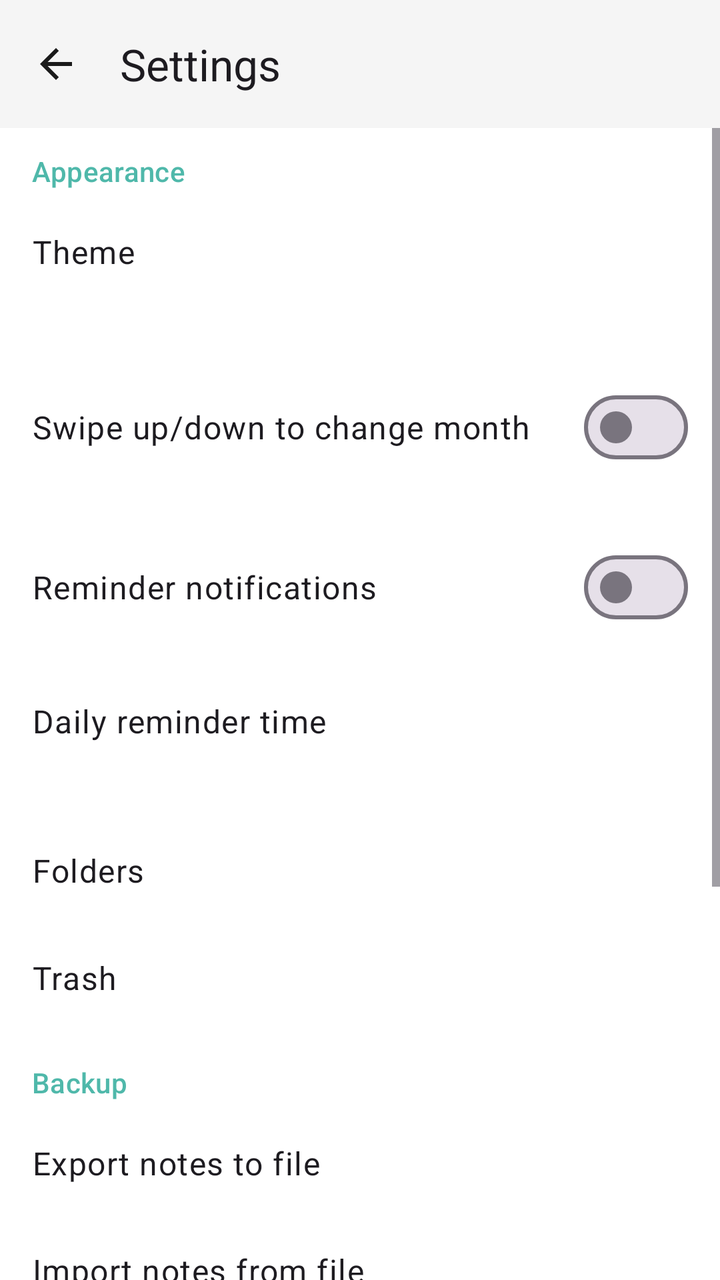
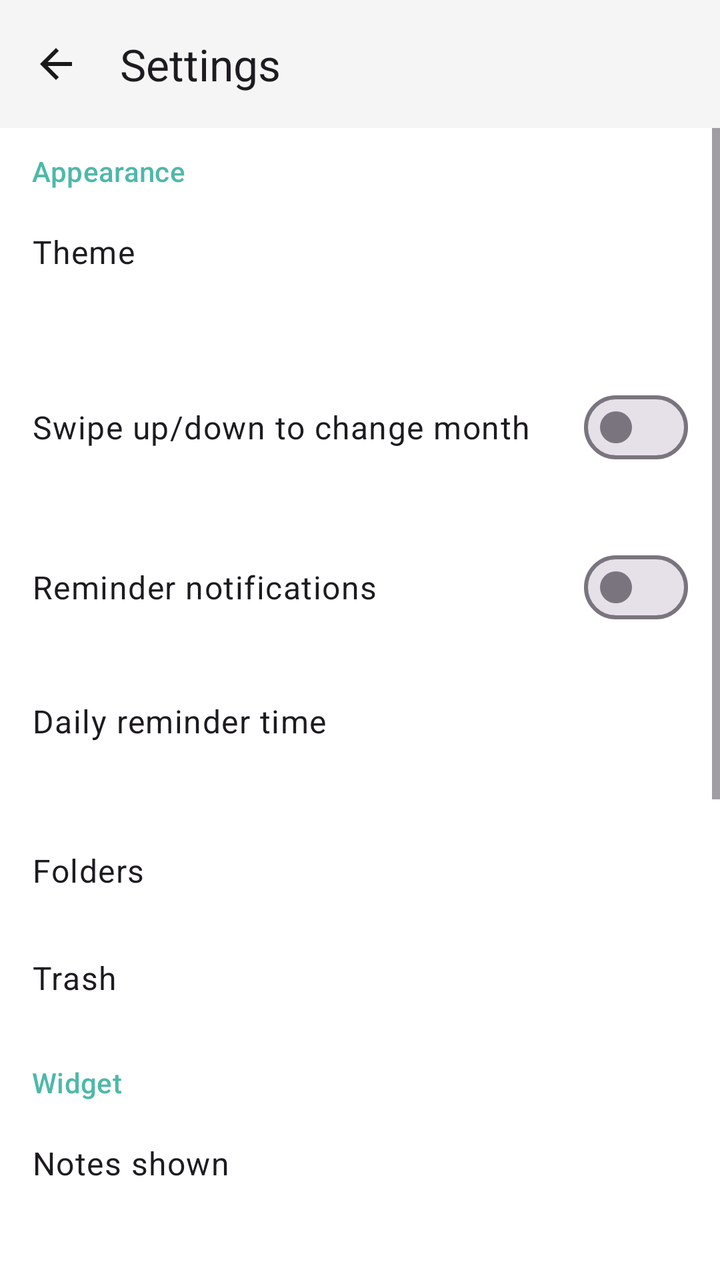

The first picture is an Android layout as it rendered before a commit; the second is the same layout after the commit. The layout source and the unified diff follow.
<!-- AndroidManifest.xml: application theme Theme.Notepad -->
<!-- res/layout/activity_settings.xml -->
<?xml version="1.0" encoding="utf-8"?>
<LinearLayout xmlns:android="http://schemas.android.com/apk/res/android"
    xmlns:app="http://schemas.android.com/apk/res-auto"
    android:layout_width="match_parent"
    android:layout_height="match_parent"
    android:orientation="vertical">

    <com.google.android.material.appbar.MaterialToolbar
        android:id="@+id/toolbar"
        android:layout_width="match_parent"
        android:layout_height="?attr/actionBarSize"
        android:background="@color/toolbar_background"
        app:navigationIcon="@drawable/ic_arrow_back"
        app:title="@string/settings_title" />

    <ScrollView
        android:layout_width="match_parent"
        android:layout_height="match_parent">

        <LinearLayout
            android:layout_width="match_parent"
            android:layout_height="wrap_content"
            android:orientation="vertical"
            android:paddingVertical="8dp">

            <TextView
                android:layout_width="match_parent"
                android:layout_height="wrap_content"
                android:paddingHorizontal="16dp"
                android:paddingVertical="4dp"
                android:text="@string/settings_appearance_title"
                android:textAppearance="?attr/textAppearanceLabelLarge"
                android:textColor="?attr/colorPrimary" />

            <LinearLayout
                android:id="@+id/themeRow"
                android:layout_width="match_parent"
                android:layout_height="wrap_content"
                android:background="?attr/selectableItemBackground"
                android:orientation="vertical"
                android:padding="16dp">

                <TextView
                    android:layout_width="wrap_content"
                    android:layout_height="wrap_content"
                    android:text="@string/settings_theme_title"
                    android:textAppearance="?attr/textAppearanceBodyLarge" />

                <TextView
                    android:id="@+id/themeValue"
                    android:layout_width="wrap_content"
                    android:layout_height="wrap_content"
                    android:layout_marginTop="2dp"
                    android:textAppearance="?attr/textAppearanceBodyMedium" />

            </LinearLayout>

            <LinearLayout
                android:layout_width="match_parent"
                android:layout_height="wrap_content"
                android:gravity="center_vertical"
                android:orientation="horizontal"
                android:padding="16dp">

                <TextView
                    android:layout_width="0dp"
                    android:layout_height="wrap_content"
                    android:layout_weight="1"
                    android:text="@string/settings_vertical_swipe_title"
                    android:textAppearance="?attr/textAppearanceBodyLarge" />

                <com.google.android.material.materialswitch.MaterialSwitch
                    android:id="@+id/verticalSwipeSwitch"
                    android:layout_width="wrap_content"
                    android:layout_height="wrap_content" />

            </LinearLayout>

            <LinearLayout
                android:layout_width="match_parent"
                android:layout_height="wrap_content"
                android:gravity="center_vertical"
                android:orientation="horizontal"
                android:padding="16dp">

                <TextView
                    android:layout_width="0dp"
                    android:layout_height="wrap_content"
                    android:layout_weight="1"
                    android:text="@string/settings_notifications_title"
                    android:textAppearance="?attr/textAppearanceBodyLarge" />

                <com.google.android.material.materialswitch.MaterialSwitch
                    android:id="@+id/notificationsSwitch"
                    android:layout_width="wrap_content"
                    android:layout_height="wrap_content" />

            </LinearLayout>

            <LinearLayout
                android:id="@+id/reminderTimeRow"
                android:layout_width="match_parent"
                android:layout_height="wrap_content"
                android:background="?attr/selectableItemBackground"
                android:orientation="vertical"
                android:padding="16dp">

                <TextView
                    android:layout_width="wrap_content"
                    android:layout_height="wrap_content"
                    android:text="@string/settings_reminder_time_title"
                    android:textAppearance="?attr/textAppearanceBodyLarge" />

                <TextView
                    android:id="@+id/reminderTimeValue"
                    android:layout_width="wrap_content"
                    android:layout_height="wrap_content"
                    android:layout_marginTop="2dp"
                    android:textAppearance="?attr/textAppearanceBodyMedium" />

            </LinearLayout>

            <LinearLayout
                android:id="@+id/foldersRow"
                android:layout_width="match_parent"
                android:layout_height="wrap_content"
                android:background="?attr/selectableItemBackground"
                android:orientation="vertical"
                android:padding="16dp">

                <TextView
                    android:layout_width="wrap_content"
                    android:layout_height="wrap_content"
                    android:text="@string/settings_folders_title"
                    android:textAppearance="?attr/textAppearanceBodyLarge" />

            </LinearLayout>

            <LinearLayout
                android:id="@+id/trashRow"
                android:layout_width="match_parent"
                android:layout_height="wrap_content"
                android:background="?attr/selectableItemBackground"
                android:orientation="vertical"
                android:padding="16dp">

                <TextView
                    android:layout_width="wrap_content"
                    android:layout_height="wrap_content"
                    android:text="@string/settings_trash_title"
                    android:textAppearance="?attr/textAppearanceBodyLarge" />

            </LinearLayout>

            <TextView
                android:layout_width="match_parent"
                android:layout_height="wrap_content"
                android:layout_marginTop="12dp"
                android:paddingHorizontal="16dp"
                android:paddingVertical="4dp"
                android:text="@string/settings_backup_title"
                android:textAppearance="?attr/textAppearanceLabelLarge"
                android:textColor="?attr/colorPrimary" />

            <LinearLayout
                android:id="@+id/exportRow"
                android:layout_width="match_parent"
                android:layout_height="wrap_content"
                android:background="?attr/selectableItemBackground"
                android:orientation="vertical"
                android:padding="16dp">

                <TextView
                    android:layout_width="wrap_content"
                    android:layout_height="wrap_content"
                    android:text="@string/settings_export_title"
                    android:textAppearance="?attr/textAppearanceBodyLarge" />

            </LinearLayout>

            <LinearLayout
                android:id="@+id/importRow"
                android:layout_width="match_parent"
                android:layout_height="wrap_content"
                android:background="?attr/selectableItemBackground"
                android:orientation="vertical"
                android:padding="16dp">

                <TextView
                    android:layout_width="wrap_content"
                    android:layout_height="wrap_content"
                    android:text="@string/settings_import_title"
                    android:textAppearance="?attr/textAppearanceBodyLarge" />

            </LinearLayout>

            <LinearLayout
                android:id="@+id/driveBackupRow"
                android:layout_width="match_parent"
                android:layout_height="wrap_content"
                android:background="?attr/selectableItemBackground"
                android:orientation="vertical"
                android:padding="16dp">

                <TextView
                    android:id="@+id/driveBackupTitle"
                    android:layout_width="wrap_content"
                    android:layout_height="wrap_content"
                    android:text="@string/settings_drive_backup_title"
                    android:textAppearance="?attr/textAppearanceBodyLarge" />

                <TextView
                    android:id="@+id/driveBackupSubtitle"
                    android:layout_width="wrap_content"
                    android:layout_height="wrap_content"
                    android:layout_marginTop="2dp"
                    android:text="@string/settings_drive_not_signed_in"
                    android:textAppearance="?attr/textAppearanceBodyMedium" />

            </LinearLayout>

            <LinearLayout
                android:id="@+id/backupFrequencyRow"
                android:layout_width="match_parent"
                android:layout_height="wrap_content"
                android:background="?attr/selectableItemBackground"
                android:orientation="vertical"
                android:padding="16dp">

                <TextView
                    android:layout_width="wrap_content"
                    android:layout_height="wrap_content"
                    android:text="@string/settings_backup_frequency_title"
                    android:textAppearance="?attr/textAppearanceBodyLarge" />

                <TextView
                    android:id="@+id/backupFrequencyValue"
                    android:layout_width="wrap_content"
                    android:layout_height="wrap_content"
                    android:layout_marginTop="2dp"
                    android:textAppearance="?attr/textAppearanceBodyMedium" />

            </LinearLayout>

            <TextView
                android:layout_width="match_parent"
                android:layout_height="wrap_content"
                android:layout_marginTop="12dp"
                android:paddingHorizontal="16dp"
                android:paddingVertical="4dp"
                android:text="@string/settings_security_title"
                android:textAppearance="?attr/textAppearanceLabelLarge"
                android:textColor="?attr/colorPrimary" />

            <LinearLayout
                android:layout_width="match_parent"
                android:layout_height="wrap_content"
                android:gravity="center_vertical"
                android:orientation="horizontal"
                android:padding="16dp">

                <TextView
                    android:layout_width="0dp"
                    android:layout_height="wrap_content"
                    android:layout_weight="1"
                    android:text="@string/settings_pin_lock_title"
                    android:textAppearance="?attr/textAppearanceBodyLarge" />

                <com.google.android.material.materialswitch.MaterialSwitch
                    android:id="@+id/pinLockSwitch"
                    android:layout_width="wrap_content"
                    android:layout_height="wrap_content" />

            </LinearLayout>

            <LinearLayout
                android:id="@+id/changePinRow"
                android:layout_width="match_parent"
                android:layout_height="wrap_content"
                android:background="?attr/selectableItemBackground"
                android:orientation="vertical"
                android:padding="16dp"
                android:visibility="gone">

                <TextView
                    android:layout_width="wrap_content"
                    android:layout_height="wrap_content"
                    android:text="@string/settings_change_pin_title"
                    android:textAppearance="?attr/textAppearanceBodyLarge" />

            </LinearLayout>

            <LinearLayout
                android:id="@+id/autoLockRow"
                android:layout_width="match_parent"
                android:layout_height="wrap_content"
                android:background="?attr/selectableItemBackground"
                android:orientation="vertical"
                android:padding="16dp"
                android:visibility="gone">

                <TextView
                    android:layout_width="wrap_content"
                    android:layout_height="wrap_content"
                    android:text="@string/settings_auto_lock_title"
                    android:textAppearance="?attr/textAppearanceBodyLarge" />

                <TextView
                    android:id="@+id/autoLockValue"
                    android:layout_width="wrap_content"
                    android:layout_height="wrap_content"
                    android:layout_marginTop="2dp"
                    android:textAppearance="?attr/textAppearanceBodyMedium" />

            </LinearLayout>

            <LinearLayout
                android:id="@+id/biometricRow"
                android:layout_width="match_parent"
                android:layout_height="wrap_content"
                android:gravity="center_vertical"
                android:orientation="horizontal"
                android:padding="16dp"
                android:visibility="gone">

                <TextView
                    android:layout_width="0dp"
                    android:layout_height="wrap_content"
                    android:layout_weight="1"
                    android:text="@string/settings_biometric_title"
                    android:textAppearance="?attr/textAppearanceBodyLarge" />

                <com.google.android.material.materialswitch.MaterialSwitch
                    android:id="@+id/biometricSwitch"
                    android:layout_width="wrap_content"
                    android:layout_height="wrap_content" />

            </LinearLayout>

        </LinearLayout>

    </ScrollView>

</LinearLayout>
<!-- resources referenced by this layout -->
<resources>
  <color name="toolbar_background">#F5F5F5</color>
  <!-- drawable ic_arrow_back (drawable) -->
  <?xml version="1.0" encoding="utf-8"?>
  <vector xmlns:android="http://schemas.android.com/apk/res/android"
      android:width="24dp"
      android:height="24dp"
      android:viewportWidth="24"
      android:viewportHeight="24"
      android:tint="?attr/colorOnSurface">
      <path
          android:fillColor="@android:color/white"
          android:pathData="M20,11H7.83l5.59,-5.59L12,4l-8,8 8,8 1.41,-1.41L7.83,13H20v-2z" />
  </vector>
  <string name="settings_appearance_title">Appearance</string>
  <string name="settings_auto_lock_title">Auto-lock after</string>
  <string name="settings_backup_frequency_title">Automatic backup frequency</string>
  <string name="settings_backup_title">Backup</string>
  <string name="settings_biometric_title">Unlock with fingerprint</string>
  <string name="settings_change_pin_title">Change PIN</string>
  <string name="settings_drive_backup_title">Google Drive backup</string>
  <string name="settings_drive_not_signed_in">Sign in with Google</string>
  <string name="settings_export_title">Export notes to file</string>
  <string name="settings_folders_title">Folders</string>
  <string name="settings_import_title">Import notes from file</string>
  <string name="settings_notifications_title">Reminder notifications</string>
  <string name="settings_pin_lock_title">Lock app with PIN</string>
  <string name="settings_reminder_time_title">Daily reminder time</string>
  <string name="settings_security_title">Security</string>
  <string name="settings_theme_title">Theme</string>
  <string name="settings_title">Settings</string>
  <string name="settings_trash_title">Trash</string>
  <string name="settings_vertical_swipe_title">Swipe up/down to change month</string>
  <style name="Theme.Notepad" parent="Theme.Material3.DayNight.NoActionBar">
          <item name="colorPrimary">@color/accent_teal</item>
          <item name="colorOnPrimary">@color/on_accent_teal</item>
          <item name="colorPrimaryContainer">@color/accent_teal</item>
          <item name="colorOnPrimaryContainer">@color/on_accent_teal</item>
          <item name="colorSecondary">@color/accent_teal</item>
          <item name="colorOnSecondary">@color/on_accent_teal</item>
          <item name="colorSurface">@color/app_surface</item>
          <item name="colorOnSurface">@color/on_surface</item>
          <item name="colorOnSurfaceVariant">@color/on_surface_variant</item>
          <item name="android:colorBackground">@color/app_background</item>
          <item name="android:statusBarColor">@color/toolbar_background</item>
      </style>
  <color name="accent_teal">#4FB8AA</color>
  <color name="on_accent_teal">#06201C</color>
  <color name="app_surface">#FFFFFF</color>
  <color name="on_surface">#1A1A1A</color>
  <color name="on_surface_variant">#5F6368</color>
  <color name="app_background">#FFFFFF</color>
</resources>

<!-- the commit's change to res/layout/activity_settings.xml (unified diff, before → after) -->
@@ -158,6 +158,39 @@
                 android:layout_marginTop="12dp"
                 android:paddingHorizontal="16dp"
                 android:paddingVertical="4dp"
+                android:text="@string/settings_widget_title"
+                android:textAppearance="?attr/textAppearanceLabelLarge"
+                android:textColor="?attr/colorPrimary" />
+
+            <LinearLayout
+                android:id="@+id/widgetRangeRow"
+                android:layout_width="match_parent"
+                android:layout_height="wrap_content"
+                android:background="?attr/selectableItemBackground"
+                android:orientation="vertical"
+                android:padding="16dp">
+
+                <TextView
+                    android:layout_width="wrap_content"
+                    android:layout_height="wrap_content"
+                    android:text="@string/settings_widget_range_title"
+                    android:textAppearance="?attr/textAppearanceBodyLarge" />
+
+                <TextView
+                    android:id="@+id/widgetRangeValue"
+                    android:layout_width="wrap_content"
+                    android:layout_height="wrap_content"
+                    android:layout_marginTop="2dp"
+                    android:textAppearance="?attr/textAppearanceBodyMedium" />
+
+            </LinearLayout>
+
+            <TextView
+                android:layout_width="match_parent"
+                android:layout_height="wrap_content"
+                android:layout_marginTop="12dp"
+                android:paddingHorizontal="16dp"
+                android:paddingVertical="4dp"
                 android:text="@string/settings_backup_title"
                 android:textAppearance="?attr/textAppearanceLabelLarge"
                 android:textColor="?attr/colorPrimary" />
<!-- resource entries referenced after the edit -->
@@ -32,6 +32,8 @@
   <string name="settings_title">Settings</string>
   <string name="settings_trash_title">Trash</string>
   <string name="settings_vertical_swipe_title">Swipe up/down to change month</string>
+  <string name="settings_widget_range_title">Notes shown</string>
+  <string name="settings_widget_title">Widget</string>
   <style name="Theme.Notepad" parent="Theme.Material3.DayNight.NoActionBar">
           <item name="colorPrimary">@color/accent_teal</item>
           <item name="colorOnPrimary">@color/on_accent_teal</item>
